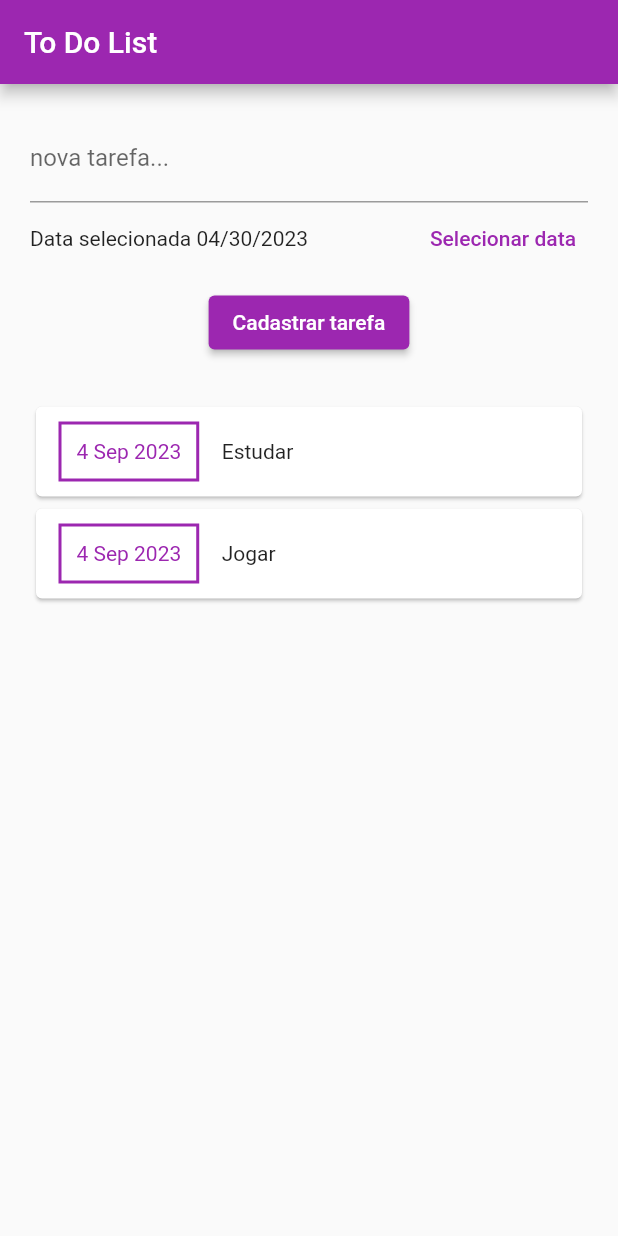
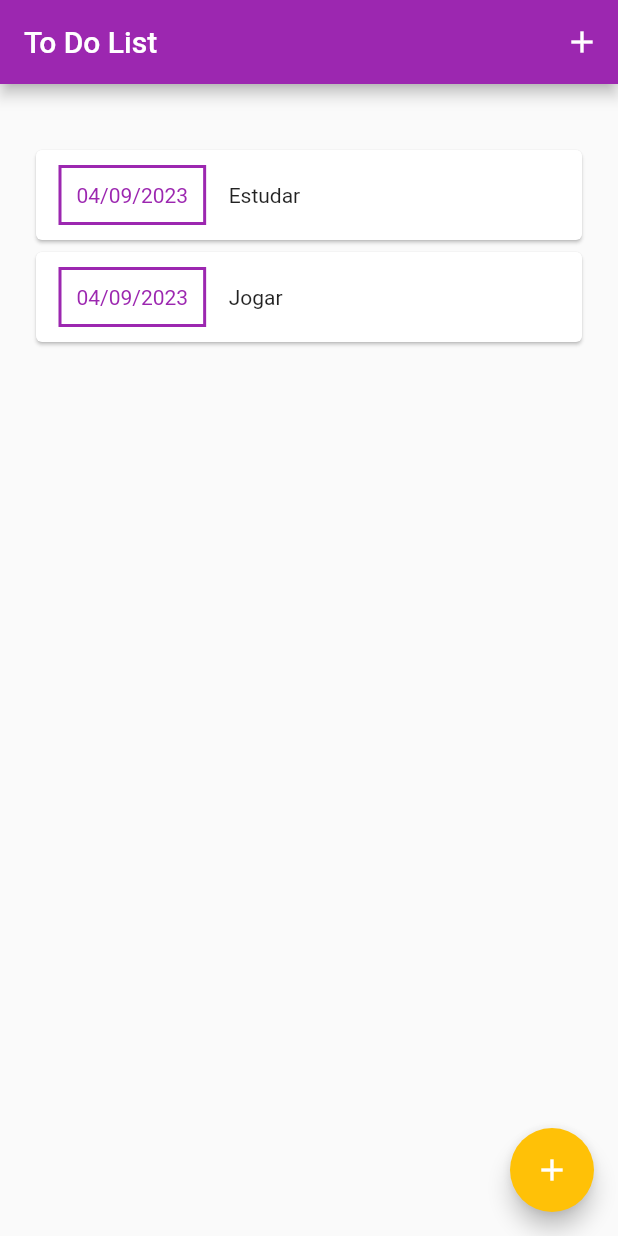
Before and after one commit to jeanmmlima/DIM0524-flutter, a Flutter app: the screen it shows after launch, on a phone screen of 412 x 824 dp. Run offline on Flutter 3.47's test engine with Material 2 defaults, Android fonts, the phone set to English and light mode, and no system bars.

Commit message:
novos botoes para o form em modal

```diff
--- a/f02_todolist/lib/components/form_tarefa.dart
+++ b/f02_todolist/lib/components/form_tarefa.dart
@@ -42,6 +42,7 @@ class _FormTarefaState extends State<FormTarefa> {
     }
 
     return Container(
+      padding: EdgeInsets.all(12),
       child: Column(
         children: [
           TextField(
@@ -53,7 +54,7 @@ class _FormTarefaState extends State<FormTarefa> {
               children: <Widget>[
                 Expanded(
                   child: Text(
-                      'Data selecionada ${DateFormat('dd/mm/yyyy').format(_dataSelecionada)}'),
+                      'Data selecionada ${DateFormat('dd/MM/y').format(_dataSelecionada)}'),
                 ),
                 TextButton(
                     onPressed: _showDatePicker, child: Text('Selecionar data'))
--- a/f02_todolist/lib/components/lista_tarefa.dart
+++ b/f02_todolist/lib/components/lista_tarefa.dart
@@ -37,7 +37,7 @@ class ListaTarefa extends StatelessWidget {
                         vertical: 10,
                       ),
                       padding: EdgeInsets.all(10),
-                      child: Text(DateFormat('d MMM y').format(tarefa.data),
+                      child: Text(DateFormat('dd/MM/y').format(tarefa.data),
                           style: TextStyle(
                               color: tarefa.data.day >= DateTime.now().day
                                   ? Theme.of(context).colorScheme.primary
--- a/f02_todolist/lib/main.dart
+++ b/f02_todolist/lib/main.dart
@@ -41,6 +41,17 @@ class _MyHomePageState extends State<MyHomePage> {
     setState(() {
       _tarefas.add(novaTarefa);
     });
+
+    Navigator.of(context).pop();
+  }
+
+  //Modal
+  _openTaskFormModal(BuildContext context) {
+    showModalBottomSheet(
+        context: context,
+        builder: (_) {
+          return FormTarefa(_novaTarefa);
+        });
   }
 
   @override
@@ -48,6 +59,11 @@ class _MyHomePageState extends State<MyHomePage> {
     return Scaffold(
       appBar: AppBar(
         title: Text('To Do List'),
+        actions: [
+          IconButton(
+              onPressed: () => _openTaskFormModal(context),
+              icon: Icon(Icons.add))
+        ],
       ),
       body: Container(
         padding: EdgeInsets.all(20),
@@ -55,7 +71,7 @@ class _MyHomePageState extends State<MyHomePage> {
           children: [
             // formulario de tarefa
 
-            FormTarefa(_novaTarefa),
+            //FormTarefa(_novaTarefa),
             const SizedBox(
               height: 20,
             ),
@@ -64,6 +80,10 @@ class _MyHomePageState extends State<MyHomePage> {
           ],
         ),
       ),
+      floatingActionButton: FloatingActionButton(
+        onPressed: () => _openTaskFormModal(context),
+        child: Icon(Icons.add),
+      ),
     );
   }
 }
```
